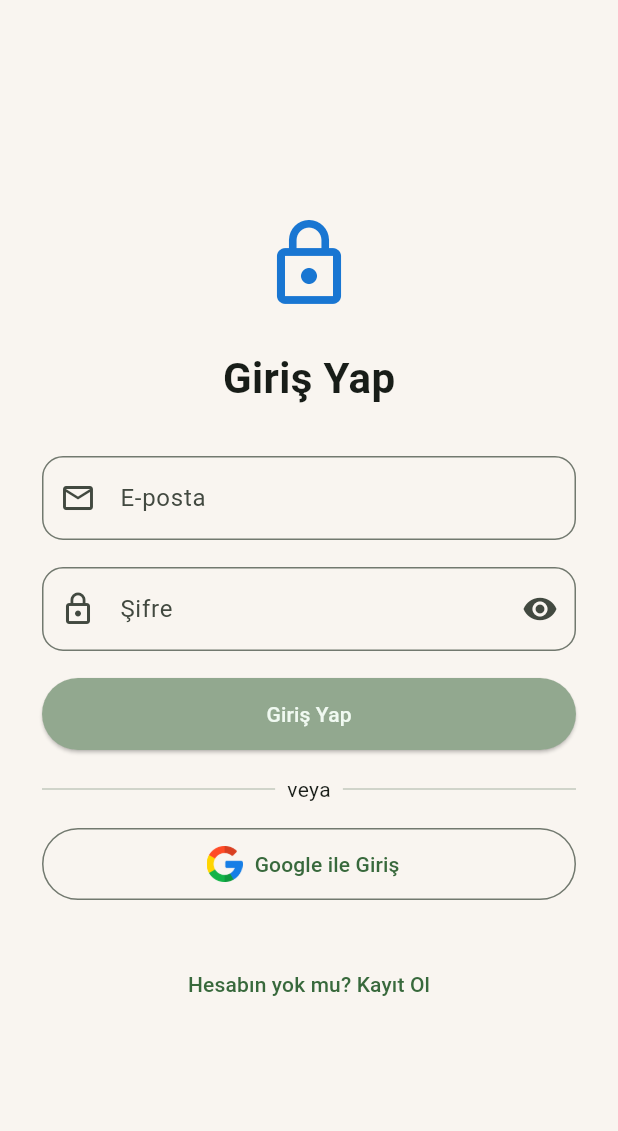
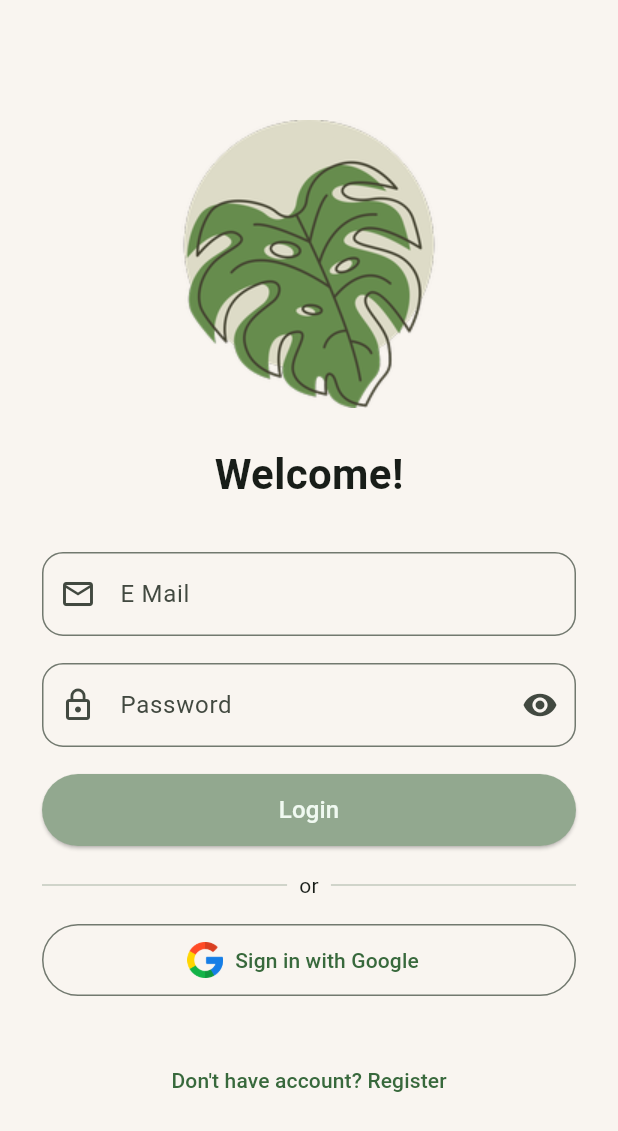
Before and after one commit to mustafayildiz12/play_monti, a Flutter app: the LoginPage screen opened by its route, on a phone screen of 412 x 824 dp. Shown: the top 1131 px of the screen. Run offline on Flutter 3.47's test engine with Material 3 defaults, Android fonts, the phone set to English and light mode, and no system bars; our stand-ins replace file_picker, firebase_auth, firebase_core, firebase_database, get, get_storage and 5 more; missing offline and left inert: excel; accounts and stored records are empty.

Commit message:
Changelog: => add translate text

```diff
--- a/lib/main.dart
+++ b/lib/main.dart
@@ -64,9 +64,8 @@ Future<void> runMyApp() async {
       title: 'MontiTime',
       debugShowCheckedModeBanner: false,
       translations: AppTranslations(),
-      locale: const Locale('tr'), // Varsayılan dil
+      locale: const Locale('en'), // Varsayılan dil
       fallbackLocale: const Locale('en'), // Yedek dil
-
       theme: AppTheme.appTheme,
       initialRoute: AppRoutes.initialRoute,
       getPages: AppPages.pages,
--- a/lib/screens/Auth/login_screen.dart
+++ b/lib/screens/Auth/login_screen.dart
@@ -1,5 +1,6 @@
 import 'dart:io';
 import 'package:flutter/material.dart';
+import 'package:get/get.dart';
 import 'package:play_monti/constants/app_colors.dart';
 import 'package:play_monti/constants/app_routes.dart';
 import 'package:play_monti/service/authentication_service.dart';
@@ -32,18 +33,18 @@ class _LoginPageState extends State<LoginPage> {
                 child: Column(
                   mainAxisAlignment: MainAxisAlignment.center,
                   children: [
-                    Icon(Icons.lock_outline, size: 64, color: Colors.blue[700]),
+                    Image.asset("assets/logo.png"),
                     const SizedBox(height: 24),
-                    const Text(
-                      "Giriş Yap",
-                      style:
-                          TextStyle(fontSize: 28, fontWeight: FontWeight.bold),
+                    Text(
+                      "welcome".tr,
+                      style: const TextStyle(
+                          fontSize: 28, fontWeight: FontWeight.bold),
                     ),
                     const SizedBox(height: 32),
                     TextField(
                       controller: emailController,
                       decoration: InputDecoration(
-                        labelText: "E-posta",
+                        labelText: "email".tr,
                         prefixIcon: const Icon(Icons.email_outlined),
                         border: OutlineInputBorder(
                           borderRadius: BorderRadius.circular(14),
@@ -56,7 +57,7 @@ class _LoginPageState extends State<LoginPage> {
                       controller: passwordController,
                       obscureText: _obscure,
                       decoration: InputDecoration(
-                        labelText: "Şifre",
+                        labelText: "password".tr,
                         prefixIcon: const Icon(Icons.lock_outline),
                         border: OutlineInputBorder(
                           borderRadius: BorderRadius.circular(14),
@@ -90,18 +91,21 @@ class _LoginPageState extends State<LoginPage> {
                             isLoading = false;
                           });
                         }, // Sen bağlayacaksın
-                        child: const Text("Giriş Yap"),
+                        child: Text(
+                          "login".tr,
+                          style: const TextStyle(fontSize: 16),
+                        ),
                       ),
                     ),
                     const SizedBox(height: 16),
-                    const Row(
+                    Row(
                       children: [
-                        Expanded(child: Divider()),
+                        const Expanded(child: Divider()),
                         Padding(
-                          padding: EdgeInsets.symmetric(horizontal: 8),
-                          child: Text("veya"),
+                          padding: const EdgeInsets.symmetric(horizontal: 8),
+                          child: Text("or".tr),
                         ),
-                        Expanded(child: Divider()),
+                        const Expanded(child: Divider()),
                       ],
                     ),
                     const SizedBox(height: 16),
@@ -113,7 +117,7 @@ class _LoginPageState extends State<LoginPage> {
                           "assets/google.png",
                           height: 24,
                         ),
-                        label: const Text("Google ile Giriş"),
+                        label: Text("loginGoogle".tr),
                         onPressed: () async {
                           await authenticationService.signInWithGoogle(
                               context: context);
@@ -127,7 +131,7 @@ class _LoginPageState extends State<LoginPage> {
                         height: 48,
                         child: OutlinedButton.icon(
                           icon: const Icon(Icons.apple, size: 24),
-                          label: const Text("Apple ile Giriş"),
+                          label: Text("loginApple".tr),
                           onPressed: () {}, // Apple sign-in
                         ),
                       ),
@@ -135,7 +139,7 @@ class _LoginPageState extends State<LoginPage> {
                     TextButton(
                       onPressed: () => Navigator.pushReplacementNamed(
                           context, AppRoutes.registerPage),
-                      child: const Text("Hesabın yok mu? Kayıt Ol"),
+                      child: Text("donthaveAccount".tr),
                     ),
                   ],
                 ),
--- a/lib/screens/Auth/register_page.dart
+++ b/lib/screens/Auth/register_page.dart
@@ -1,4 +1,5 @@
 import 'package:flutter/material.dart';
+import 'package:get/utils.dart';
 import 'package:play_monti/constants/app_routes.dart';
 import 'package:play_monti/service/authentication_service.dart';
 import 'package:play_monti/utlis/widgets/custom_loader.dart';
@@ -30,18 +31,18 @@ class _RegisterPageState extends State<RegisterPage> {
                 child: Column(
                   mainAxisAlignment: MainAxisAlignment.center,
                   children: [
-                    Icon(Icons.person_add_alt,
-                        size: 64, color: Colors.green[700]),
+                    Image.asset("assets/logo.png"),
                     const SizedBox(height: 24),
-                    const Text(
-                      "Kayıt Ol",
-                      style: TextStyle(fontSize: 28, fontWeight: FontWeight.bold),
+                    Text(
+                      "register".tr,
+                      style: const TextStyle(
+                          fontSize: 28, fontWeight: FontWeight.bold),
                     ),
                     const SizedBox(height: 32),
                     TextField(
                       controller: emailController,
                       decoration: InputDecoration(
-                        labelText: "E-posta",
+                        labelText: "email".tr,
                         prefixIcon: const Icon(Icons.email_outlined),
                         border: OutlineInputBorder(
                           borderRadius: BorderRadius.circular(14),
@@ -54,14 +55,15 @@ class _RegisterPageState extends State<RegisterPage> {
                       controller: passwordController,
                       obscureText: _obscure,
                       decoration: InputDecoration(
-                        labelText: "Şifre",
+                        labelText: "password".tr,
                         prefixIcon: const Icon(Icons.lock_outline),
                         border: OutlineInputBorder(
                           borderRadius: BorderRadius.circular(14),
                         ),
                         suffixIcon: IconButton(
-                          icon: Icon(
-                              _obscure ? Icons.visibility : Icons.visibility_off),
+                          icon: Icon(_obscure
+                              ? Icons.visibility
+                              : Icons.visibility_off),
                           onPressed: () => setState(() => _obscure = !_obscure),
                         ),
                       ),
@@ -83,14 +85,17 @@ class _RegisterPageState extends State<RegisterPage> {
                             isLoading = false;
                           });
                         }, // Sen bağlayacaksın
-                        child: const Text("Kayıt Ol"),
+                        child: Text(
+                          "register".tr,
+                          style: const TextStyle(fontSize: 16),
+                        ),
                       ),
                     ),
                     const SizedBox(height: 20),
                     TextButton(
                       onPressed: () => Navigator.pushReplacementNamed(
                           context, AppRoutes.loginPage),
-                      child: const Text("Zaten hesabın var mı? Giriş Yap"),
+                      child: Text("alreadyHaveAccount".tr),
                     ),
                   ],
                 ),
--- a/lib/service/authentication_service.dart
+++ b/lib/service/authentication_service.dart
@@ -77,6 +77,8 @@ class AuthenticationService {
       } else {
         customSnackBar.warning("Hatalı kullanıcı adı ya da şifre");
       }
+    } catch (e) {
+      print(e.toString());
     }
   }
 
--- a/lib/utlis/widgets/custom_loader.dart
+++ b/lib/utlis/widgets/custom_loader.dart
@@ -1,4 +1,5 @@
 import 'package:flutter/material.dart';
+import 'package:get/get_utils/src/extensions/internacionalization.dart';
 
 class CustomLoader extends StatelessWidget {
   const CustomLoader({
@@ -7,13 +8,11 @@ class CustomLoader extends StatelessWidget {
     super.key,
     this.opacity = 0.3,
     this.color = Colors.black,
-    this.loadingText = "Yükleniyor ...",
   });
   final Widget child;
   final bool inAsyncCall;
   final double opacity;
   final Color color;
-  final String? loadingText;
 
   @override
   Widget build(BuildContext context) {
@@ -71,17 +70,15 @@ class CustomLoader extends StatelessWidget {
                         strokeWidth: 3,
                       ),
                     ),
-                    if (loadingText != null) ...[
                     const SizedBox(height: 16),
                     Text(
-                        loadingText!,
-                        style:  TextStyle(
+                      "loading".tr,
+                      style: TextStyle(
                         color: Colors.green.shade400,
                         fontSize: 16,
                         fontWeight: FontWeight.w500,
                       ),
                     ),
-                    ],
                   ],
                 ),
               ),
```
Also changed, not shown: lib/constants/app_translation.dart (+98 -8 lines), lib/screens/Onboarding/fifth_onboarding.dart (+11 -9 lines), lib/screens/Onboarding/first_onboarding.dart (+8 -6 lines), lib/screens/Onboarding/fourth_onboarding.dart (+17 -16 lines), lib/screens/Onboarding/onboarding_flow.dart (+8 -7 lines), lib/screens/Onboarding/second_onboarding.dart (+10 -9 lines), lib/screens/Onboarding/third_onboarding.dart (+13 -12 lines), lib/screens/onboarding_flow.dart (+29 -29 lines), lib/service/database_service.dart (+13 -13 lines), assets/logo.png (added). Lines whose indentation alone changed are shown as unchanged.
